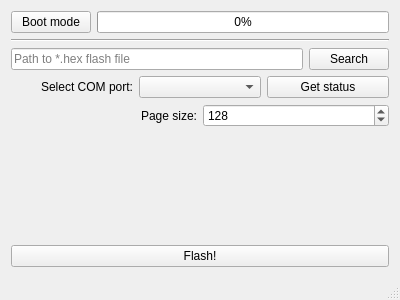
MrBoriska/MentatEFI_Flasher, file mainwindow.ui: the form before one commit.
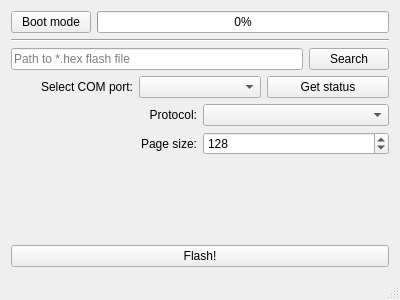
The form after the commit.

Commit message: Added CAN style protocol support (no tested)

```diff
--- a/mainwindow.ui
+++ b/mainwindow.ui
@@ -114,6 +114,23 @@
         </item>
        </layout>
       </item>
+      <item>
+       <layout class="QHBoxLayout" name="horizontalLayout_5">
+        <item>
+         <widget class="QLabel" name="label_3">
+          <property name="text">
+           <string>Protocol:</string>
+          </property>
+          <property name="alignment">
+           <set>Qt::AlignRight|Qt::AlignTrailing|Qt::AlignVCenter</set>
+          </property>
+         </widget>
+        </item>
+        <item>
+         <widget class="QComboBox" name="protocolSelector"/>
+        </item>
+       </layout>
+      </item>
       <item>
        <layout class="QHBoxLayout" name="horizontalLayout_3">
         <item>
```
The commit also changes 5 other files.
